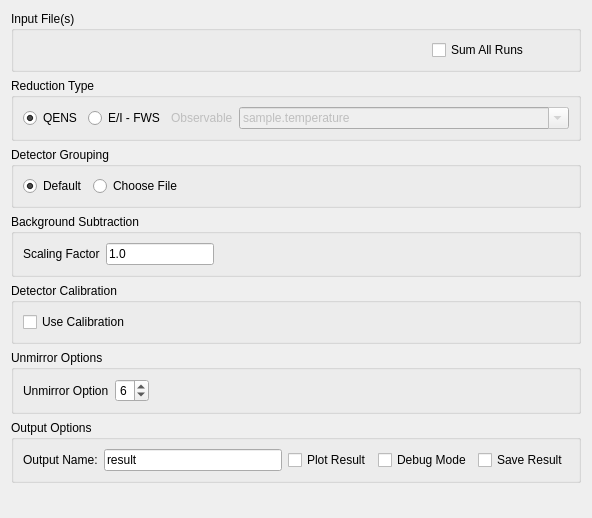
Old version of the form MantidQt/CustomInterfaces/inc/MantidQtCustomInterfaces/Indirect/ILLEnergyTransfer.ui in the repository mantidproject/mantid.
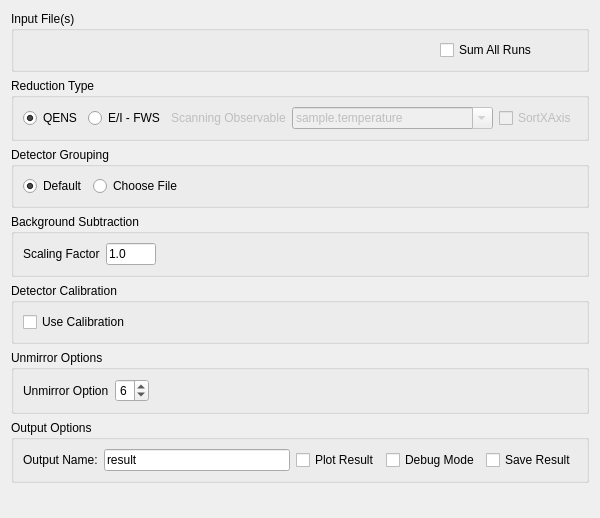
New version of the form. Custom widgets are drawn as their Qt base class.

Commit message: Re #16753 various fixes, sortXaxis option in fws

What changed in the file:
```diff
--- a/MantidQt/CustomInterfaces/inc/MantidQtCustomInterfaces/Indirect/ILLEnergyTransfer.ui
+++ b/MantidQt/CustomInterfaces/inc/MantidQtCustomInterfaces/Indirect/ILLEnergyTransfer.ui
@@ -6,7 +6,7 @@
    <rect>
     <x>0</x>
     <y>0</y>
-    <width>592</width>
+    <width>600</width>
     <height>518</height>
    </rect>
   </property>
@@ -18,7 +18,7 @@
   </property>
   <property name="minimumSize">
    <size>
-    <width>500</width>
+    <width>600</width>
     <height>0</height>
    </size>
   </property>
@@ -139,7 +139,7 @@
          <bool>false</bool>
         </property>
         <property name="text">
-         <string>Observable</string>
+         <string>Scanning Observable</string>
         </property>
        </widget>
       </item>
@@ -182,6 +182,19 @@
         </item>
        </widget>
       </item>
+      <item>
+       <widget class="QCheckBox" name="cbSortX">
+        <property name="enabled">
+         <bool>false</bool>
+        </property>
+        <property name="toolTip">
+         <string>Whether or not to sort the x-axis in final result.</string>
+        </property>
+        <property name="text">
+         <string>SortXAxis</string>
+        </property>
+       </widget>
+      </item>
      </layout>
     </widget>
    </item>
@@ -290,7 +303,7 @@
         </property>
        </widget>
       </item>
-      <item>
+      <item alignment="Qt::AlignLeft">
        <widget class="QLineEdit" name="leBackgroundFactor">
         <property name="sizePolicy">
          <sizepolicy hsizetype="Fixed" vsizetype="Fixed">
@@ -298,6 +311,12 @@
           <verstretch>0</verstretch>
          </sizepolicy>
         </property>
+        <property name="maximumSize">
+         <size>
+          <width>50</width>
+          <height>16777215</height>
+         </size>
+        </property>
         <property name="text">
          <string>1.0</string>
         </property>
```
Left out of the diff: 54 changed lines with no effect on the pictures. The commit also changes 3 other files.
